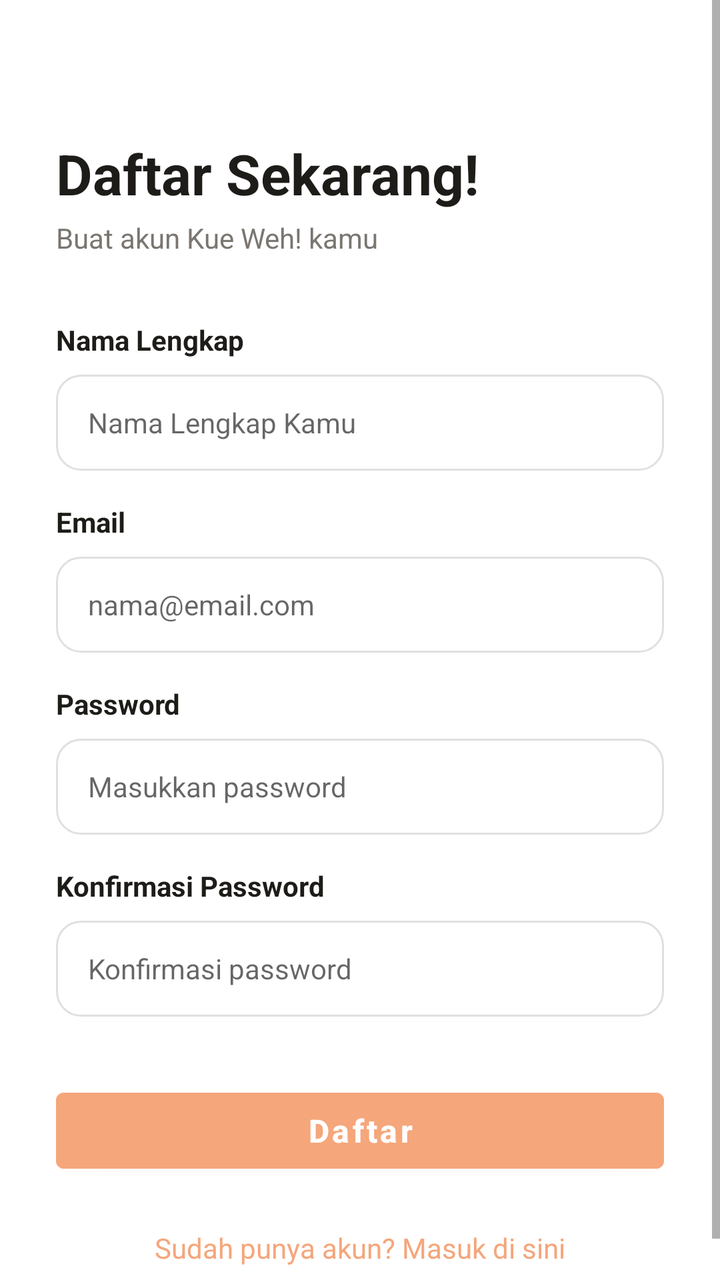
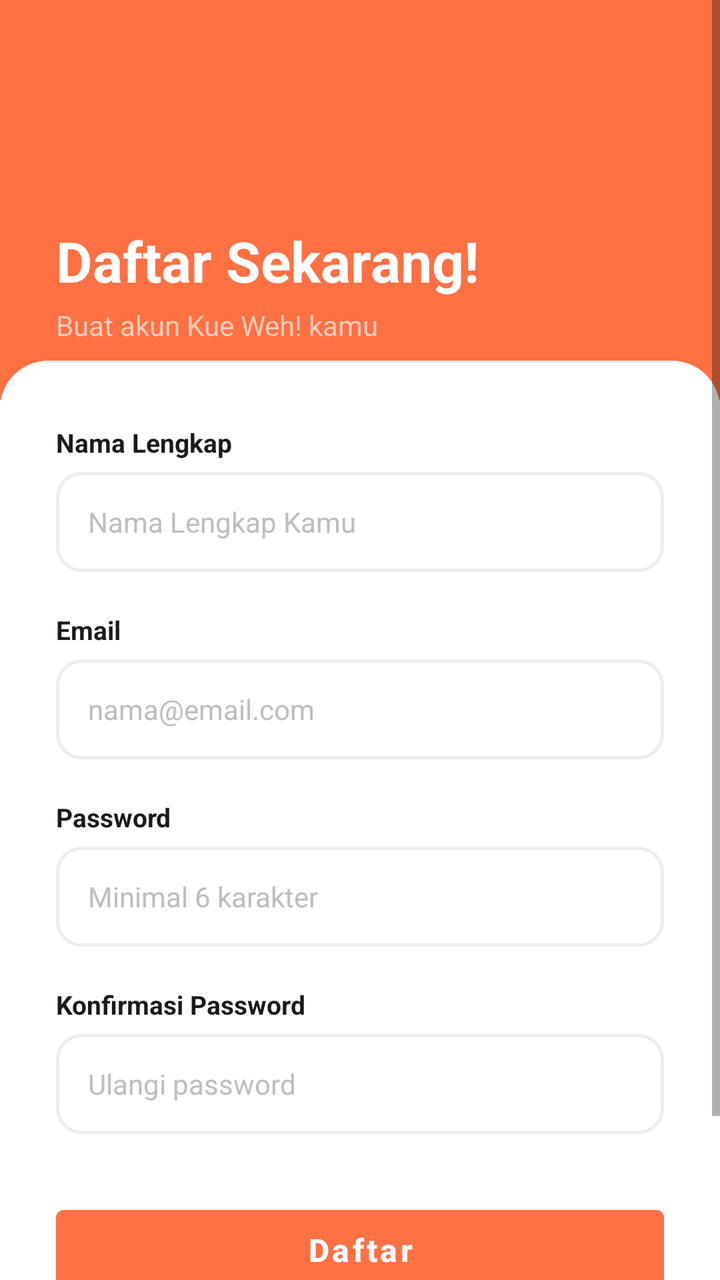

Before-and-after screenshots of an Android layout around one commit, followed by the original layout XML and the change that was made.
<!-- AndroidManifest.xml: application theme Theme.KueWeh -->
<!-- res/layout/activity_register.xml -->
<?xml version="1.0" encoding="utf-8"?>
<ScrollView xmlns:android="http://schemas.android.com/apk/res/android"
    android:layout_width="match_parent"
    android:layout_height="match_parent"
    android:background="#FFFFFF"
    android:fillViewport="true">

    <LinearLayout
        android:layout_width="match_parent"
        android:layout_height="wrap_content"
        android:orientation="vertical"
        android:padding="28dp">

        <TextView
            android:layout_width="wrap_content"
            android:layout_height="wrap_content"
            android:layout_marginTop="40dp"
            android:text="Daftar Sekarang!"
            android:textColor="#1E1C18"
            android:textSize="28sp"
            android:textStyle="bold" />

        <TextView
            android:layout_width="wrap_content"
            android:layout_height="wrap_content"
            android:layout_marginTop="4dp"
            android:layout_marginBottom="32dp"
            android:text="Buat akun Kue Weh! kamu"
            android:textColor="#7A7670"
            android:textSize="14sp" />

        <TextView
            android:layout_width="wrap_content"
            android:layout_height="wrap_content"
            android:text="Nama Lengkap"
            android:textColor="#1E1C18"
            android:textStyle="bold" />
        <EditText
            android:id="@+id/etRegisterNama"
            android:layout_width="match_parent"
            android:layout_height="48dp"
            android:layout_marginTop="8dp"
            android:layout_marginBottom="16dp"
            android:background="@drawable/bg_input_rounded"
            android:hint="Nama Lengkap Kamu"
            android:inputType="textPersonName"
            android:paddingHorizontal="16dp"
            android:textSize="14sp" />

        <TextView
            android:layout_width="wrap_content"
            android:layout_height="wrap_content"
            android:text="Email"
            android:textColor="#1E1C18"
            android:textStyle="bold" />
        <EditText
            android:id="@+id/etRegisterEmail"
            android:layout_width="match_parent"
            android:layout_height="48dp"
            android:layout_marginTop="8dp"
            android:layout_marginBottom="16dp"
            android:background="@drawable/bg_input_rounded"
            android:hint="nama@email.com"
            android:inputType="textEmailAddress"
            android:paddingHorizontal="16dp"
            android:textSize="14sp" />

        <TextView
            android:layout_width="wrap_content"
            android:layout_height="wrap_content"
            android:text="Password"
            android:textColor="#1E1C18"
            android:textStyle="bold" />
        <EditText
            android:id="@+id/etRegisterPassword"
            android:layout_width="match_parent"
            android:layout_height="48dp"
            android:layout_marginTop="8dp"
            android:layout_marginBottom="16dp"
            android:background="@drawable/bg_input_rounded"
            android:hint="Masukkan password"
            android:inputType="textPassword"
            android:paddingHorizontal="16dp"
            android:textSize="14sp" />

        <TextView
            android:layout_width="wrap_content"
            android:layout_height="wrap_content"
            android:text="Konfirmasi Password"
            android:textColor="#1E1C18"
            android:textStyle="bold" />
        <EditText
            android:id="@+id/etRegisterKonfirmasi"
            android:layout_width="match_parent"
            android:layout_height="48dp"
            android:layout_marginTop="8dp"
            android:layout_marginBottom="32dp"
            android:background="@drawable/bg_input_rounded"
            android:hint="Konfirmasi password"
            android:inputType="textPassword"
            android:paddingHorizontal="16dp"
            android:textSize="14sp" />

        <Button
            android:id="@+id/btnRegister"
            android:layout_width="match_parent"
            android:layout_height="50dp"
            android:backgroundTint="#F5A67B"
            android:text="Daftar"
            android:textColor="#FFFFFF"
            android:textSize="16sp"
            android:textStyle="bold"
            android:textAllCaps="false"/>

        <TextView
            android:id="@+id/tvToLogin"
            android:layout_width="wrap_content"
            android:layout_height="wrap_content"
            android:layout_gravity="center_horizontal"
            android:layout_marginTop="24dp"
            android:text="Sudah punya akun? Masuk di sini"
            android:textColor="#F5A67B"
            android:textSize="14sp" />
    </LinearLayout>
</ScrollView>
<!-- resources referenced by this layout -->
<resources>
  <!-- drawable bg_input_rounded (drawable) -->
  <?xml version="1.0" encoding="utf-8"?>
  <shape xmlns:android="http://schemas.android.com/apk/res/android">
      <solid android:color="#FFFFFF" />
      <stroke android:width="1dp" android:color="#E0E0E0" />
      <corners android:radius="12dp" />
  </shape>
  <style name="Theme.KueWeh" parent="Theme.MaterialComponents.Light.NoActionBar">
          <item name="android:statusBarColor">@android:color/transparent</item>
  
          <item name="android:windowLightStatusBar">true</item>
      </style>
</resources>

<!-- the commit's change to res/layout/activity_register.xml (unified diff, before → after) -->
@@ -1,125 +1,164 @@
 <?xml version="1.0" encoding="utf-8"?>
-<ScrollView xmlns:android="http://schemas.android.com/apk/res/android"
+<ScrollView
+    xmlns:android="http://schemas.android.com/apk/res/android"
     android:layout_width="match_parent"
     android:layout_height="match_parent"
-    android:background="#FFFFFF"
+    android:background="#FFF8F3"
     android:fillViewport="true">
 
     <LinearLayout
         android:layout_width="match_parent"
         android:layout_height="wrap_content"
-        android:orientation="vertical"
-        android:padding="28dp">
+        android:orientation="vertical">
 
-        <TextView
-            android:layout_width="wrap_content"
+        
+        <FrameLayout
+            android:layout_width="match_parent"
+            android:layout_height="200dp"
+            android:background="#FF7043"
+            android:fitsSystemWindows="true">
+
+            <LinearLayout
+                android:layout_width="match_parent"
+                android:layout_height="wrap_content"
+                android:layout_gravity="bottom"
+                android:orientation="vertical"
+                android:paddingHorizontal="28dp"
+                android:paddingBottom="28dp">
+
+                <TextView
+                    android:layout_width="wrap_content"
+                    android:layout_height="wrap_content"
+                    android:text="Daftar Sekarang!"
+                    android:textColor="#FFFFFF"
+                    android:textSize="28sp"
+                    android:textStyle="bold"/>
+
+                <TextView
+                    android:layout_width="wrap_content"
+                    android:layout_height="wrap_content"
+                    android:text="Buat akun Kue Weh! kamu"
+                    android:textColor="#FFCCBC"
+                    android:textSize="14sp"
+                    android:layout_marginTop="4dp"/>
+            </LinearLayout>
+        </FrameLayout>
+
+        
+        <LinearLayout
+            android:layout_width="match_parent"
             android:layout_height="wrap_content"
-            android:layout_marginTop="40dp"
-            android:text="Daftar Sekarang!"
-            android:textColor="#1E1C18"
-            android:textSize="28sp"
-            android:textStyle="bold" />
+            android:orientation="vertical"
+            android:background="@drawable/bg_content_card_top"
+            android:layout_marginTop="-20dp"
+            android:paddingHorizontal="28dp"
+            android:paddingTop="32dp"
+            android:paddingBottom="40dp">
 
-        <TextView
-            android:layout_width="wrap_content"
-            android:layout_height="wrap_content"
-            android:layout_marginTop="4dp"
-            android:layout_marginBottom="32dp"
-            android:text="Buat akun Kue Weh! kamu"
-            android:textColor="#7A7670"
-            android:textSize="14sp" />
+            <TextView
+                android:layout_width="wrap_content"
+                android:layout_height="wrap_content"
+                android:text="Nama Lengkap"
+                android:textColor="#1A1A1A"
+                android:textSize="13sp"
+                android:textStyle="bold"
+                android:layout_marginBottom="6dp"/>
+            <EditText
+                android:id="@+id/etRegisterNama"
+                android:layout_width="match_parent"
+                android:layout_height="50dp"
+                android:layout_marginBottom="20dp"
+                android:background="@drawable/bg_input_modern"
+                android:hint="Nama Lengkap Kamu"
+                android:textColorHint="#BDBDBD"
+                android:inputType="textPersonName"
+                android:paddingHorizontal="16dp"
+                android:textSize="14sp"
+                android:textColor="#1A1A1A"/>
 
-        <TextView
-            android:layout_width="wrap_content"
-            android:layout_height="wrap_content"
-            android:text="Nama Lengkap"
-            android:textColor="#1E1C18"
-            android:textStyle="bold" />
-        <EditText
-            android:id="@+id/etRegisterNama"
-            android:layout_width="match_parent"
-            android:layout_height="48dp"
-            android:layout_marginTop="8dp"
-            android:layout_marginBottom="16dp"
-            android:background="@drawable/bg_input_rounded"
-            android:hint="Nama Lengkap Kamu"
-            android:inputType="textPersonName"
-            android:paddingHorizontal="16dp"
-            android:textSize="14sp" />
+            <TextView
+                android:layout_width="wrap_content"
+                android:layout_height="wrap_content"
+                android:text="Email"
+                android:textColor="#1A1A1A"
+                android:textSize="13sp"
+                android:textStyle="bold"
+                android:layout_marginBottom="6dp"/>
+            <EditText
+                android:id="@+id/etRegisterEmail"
+                android:layout_width="match_parent"
+                android:layout_height="50dp"
+                android:layout_marginBottom="20dp"
+                android:background="@drawable/bg_input_modern"
+                android:hint="nama@email.com"
+                android:textColorHint="#BDBDBD"
+                android:inputType="textEmailAddress"
+                android:paddingHorizontal="16dp"
+                android:textSize="14sp"
+                android:textColor="#1A1A1A"/>
 
-        <TextView
-            android:layout_width="wrap_content"
-            android:layout_height="wrap_content"
-            android:text="Email"
-            android:textColor="#1E1C18"
-            android:textStyle="bold" />
-        <EditText
-            android:id="@+id/etRegisterEmail"
-            android:layout_width="match_parent"
-            android:layout_height="48dp"
-            android:layout_marginTop="8dp"
-            android:layout_marginBottom="16dp"
-            android:background="@drawable/bg_input_rounded"
-            android:hint="nama@email.com"
-            android:inputType="textEmailAddress"
-            android:paddingHorizontal="16dp"
-            android:textSize="14sp" />
+            <TextView
+                android:layout_width="wrap_content"
+                android:layout_height="wrap_content"
+                android:text="Password"
+                android:textColor="#1A1A1A"
+                android:textSize="13sp"
+                android:textStyle="bold"
+                android:layout_marginBottom="6dp"/>
+            <EditText
+                android:id="@+id/etRegisterPassword"
+                android:layout_width="match_parent"
+                android:layout_height="50dp"
+                android:layout_marginBottom="20dp"
+                android:background="@drawable/bg_input_modern"
+                android:hint="Minimal 6 karakter"
+                android:textColorHint="#BDBDBD"
+                android:inputType="textPassword"
+                android:paddingHorizontal="16dp"
+                android:textSize="14sp"
+                android:textColor="#1A1A1A"/>
 
-        <TextView
-            android:layout_width="wrap_content"
-            android:layout_height="wrap_content"
-            android:text="Password"
-            android:textColor="#1E1C18"
-            android:textStyle="bold" />
-        <EditText
-            android:id="@+id/etRegisterPassword"
-            android:layout_width="match_parent"
-            android:layout_height="48dp"
-            android:layout_marginTop="8dp"
-            android:layout_marginBottom="16dp"
-            android:background="@drawable/bg_input_rounded"
-            android:hint="Masukkan password"
-            android:inputType="textPassword"
-            android:paddingHorizontal="16dp"
-            android:textSize="14sp" />
+            <TextView
+                android:layout_width="wrap_content"
+                android:layout_height="wrap_content"
+                android:text="Konfirmasi Password"
+                android:textColor="#1A1A1A"
+                android:textSize="13sp"
+                android:textStyle="bold"
+                android:layout_marginBottom="6dp"/>
+            <EditText
+                android:id="@+id/etRegisterKonfirmasi"
+                android:layout_width="match_parent"
+                android:layout_height="50dp"
+                android:layout_marginBottom="32dp"
+                android:background="@drawable/bg_input_modern"
+                android:hint="Ulangi password"
+                android:textColorHint="#BDBDBD"
+                android:inputType="textPassword"
+                android:paddingHorizontal="16dp"
+                android:textSize="14sp"
+                android:textColor="#1A1A1A"/>
 
-        <TextView
-            android:layout_width="wrap_content"
-            android:layout_height="wrap_content"
-            android:text="Konfirmasi Password"
-            android:textColor="#1E1C18"
-            android:textStyle="bold" />
-        <EditText
-            android:id="@+id/etRegisterKonfirmasi"
-            android:layout_width="match_parent"
-            android:layout_height="48dp"
-            android:layout_marginTop="8dp"
-            android:layout_marginBottom="32dp"
-            android:background="@drawable/bg_input_rounded"
-            android:hint="Konfirmasi password"
-            android:inputType="textPassword"
-            android:paddingHorizontal="16dp"
-            android:textSize="14sp" />
+            <Button
+                android:id="@+id/btnRegister"
+                android:layout_width="match_parent"
+                android:layout_height="52dp"
+                android:backgroundTint="#FF7043"
+                android:text="Daftar"
+                android:textColor="#FFFFFF"
+                android:textSize="16sp"
+                android:textStyle="bold"
+                android:textAllCaps="false"/>
 
-        <Button
-            android:id="@+id/btnRegister"
-            android:layout_width="match_parent"
-            android:layout_height="50dp"
-            android:backgroundTint="#F5A67B"
-            android:text="Daftar"
-            android:textColor="#FFFFFF"
-            android:textSize="16sp"
-            android:textStyle="bold"
-            android:textAllCaps="false"/>
-
-        <TextView
-            android:id="@+id/tvToLogin"
-            android:layout_width="wrap_content"
-            android:layout_height="wrap_content"
-            android:layout_gravity="center_horizontal"
-            android:layout_marginTop="24dp"
-            android:text="Sudah punya akun? Masuk di sini"
-            android:textColor="#F5A67B"
-            android:textSize="14sp" />
+            <TextView
+                android:id="@+id/tvToLogin"
+                android:layout_width="wrap_content"
+                android:layout_height="wrap_content"
+                android:layout_gravity="center_horizontal"
+                android:layout_marginTop="24dp"
+                android:text="Sudah punya akun? Masuk di sini"
+                android:textColor="#FF7043"
+                android:textSize="14sp"/>
+        </LinearLayout>
     </LinearLayout>
 </ScrollView>
<!-- resource entries referenced after the edit -->
@@ -1,11 +1,17 @@
 <!-- resources referenced by this layout -->
 <resources>
-  <!-- drawable bg_input_rounded (drawable) -->
+  <!-- drawable bg_content_card_top (drawable) -->
   <?xml version="1.0" encoding="utf-8"?>
   <shape xmlns:android="http://schemas.android.com/apk/res/android">
-      <solid android:color="#FFFFFF" />
-      <stroke android:width="1dp" android:color="#E0E0E0" />
-      <corners android:radius="12dp" />
+      <solid android:color="#FFFFFF"/>
+      <corners android:topLeftRadius="24dp" android:topRightRadius="24dp"/>
+  </shape>
+  <!-- drawable bg_input_modern (drawable) -->
+  <?xml version="1.0" encoding="utf-8"?>
+  <shape xmlns:android="http://schemas.android.com/apk/res/android">
+      <solid android:color="#FFFFFF"/>
+      <stroke android:width="1.5dp" android:color="#EEEEEE"/>
+      <corners android:radius="12dp"/>
   </shape>
   <style name="Theme.KueWeh" parent="Theme.MaterialComponents.Light.NoActionBar">
           <item name="android:statusBarColor">@android:color/transparent</item>
